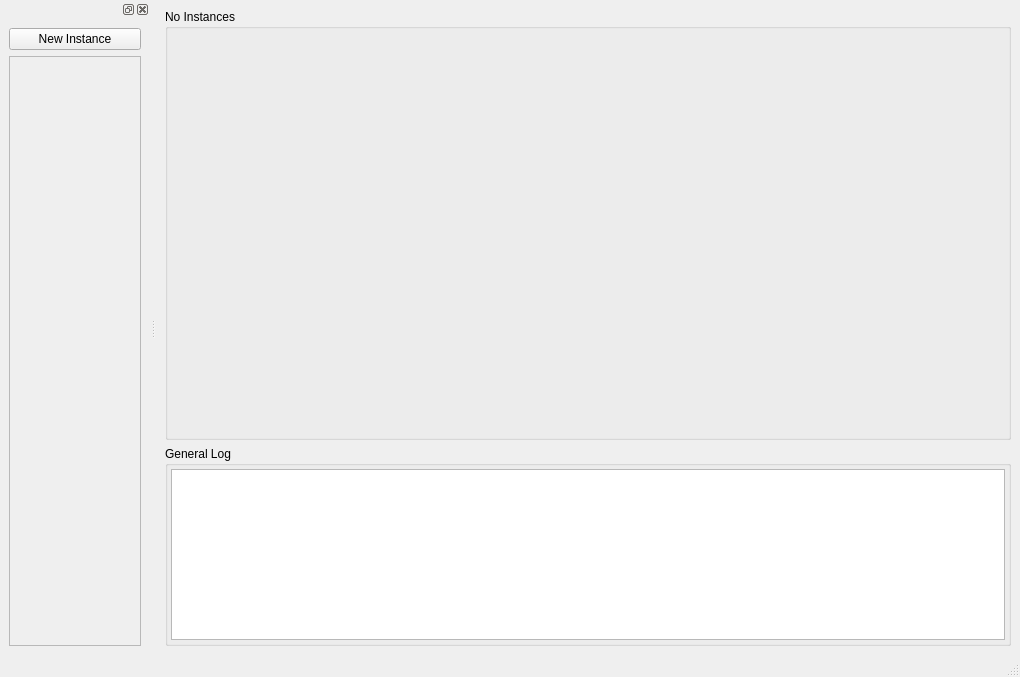
Above: src/gui/ui/mainwindow.ui from smalbadger/social before the change. Below: the same form after it.
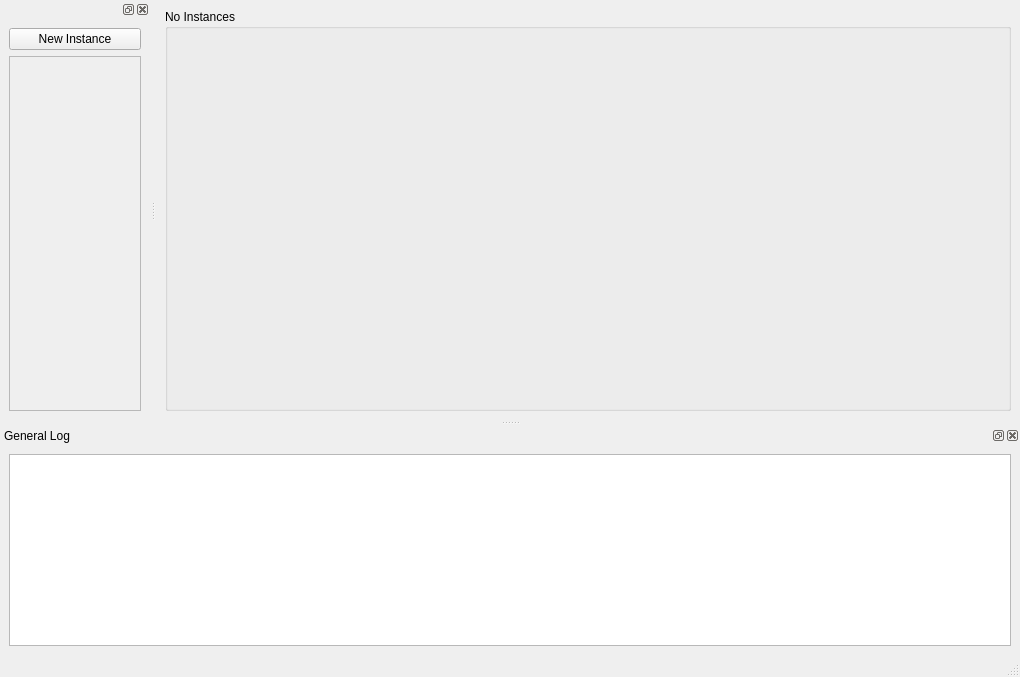
That is the form after the change.

Commit message: Finished client creation and fixed up the GUI a bit.

The edit to the form file:
```diff
--- a/src/gui/ui/mainwindow.ui
+++ b/src/gui/ui/mainwindow.ui
@@ -14,8 +14,8 @@
    <string>MainWindow</string>
   </property>
   <widget class="QWidget" name="centralwidget">
-   <layout class="QGridLayout" name="gridLayout">
-    <item row="0" column="0">
+   <layout class="QVBoxLayout" name="verticalLayout_3">
+    <item>
      <widget class="QGroupBox" name="instanceBox">
       <property name="sizePolicy">
        <sizepolicy hsizetype="Preferred" vsizetype="Expanding">
@@ -26,72 +26,7 @@
       <property name="title">
        <string>No Instances</string>
       </property>
-      <layout class="QGridLayout" name="gridLayout_2">
-       <property name="leftMargin">
-        <number>2</number>
-       </property>
-       <property name="topMargin">
-        <number>2</number>
-       </property>
-       <property name="rightMargin">
-        <number>2</number>
-       </property>
-       <property name="bottomMargin">
-        <number>2</number>
-       </property>
-       <property name="spacing">
-        <number>2</number>
-       </property>
-      </layout>
-     </widget>
-    </item>
-    <item row="1" column="0">
-     <widget class="QGroupBox" name="generalLogBox">
-      <property name="sizePolicy">
-       <sizepolicy hsizetype="Preferred" vsizetype="Preferred">
-        <horstretch>0</horstretch>
-        <verstretch>0</verstretch>
-       </sizepolicy>
-      </property>
-      <property name="maximumSize">
-       <size>
-        <width>16777215</width>
-        <height>200</height>
-       </size>
-      </property>
-      <property name="title">
-       <string>General Log</string>
-      </property>
-      <layout class="QGridLayout" name="gridLayout_3">
-       <property name="leftMargin">
-        <number>3</number>
-       </property>
-       <property name="topMargin">
-        <number>3</number>
-       </property>
-       <property name="rightMargin">
-        <number>3</number>
-       </property>
-       <property name="bottomMargin">
-        <number>3</number>
-       </property>
-       <property name="spacing">
-        <number>2</number>
-       </property>
-       <item row="0" column="0">
-        <widget class="QTextEdit" name="generalLogTextEdit">
-         <property name="maximumSize">
-          <size>
-           <width>16777215</width>
-           <height>16777215</height>
-          </size>
-         </property>
-         <property name="readOnly">
-          <bool>true</bool>
-         </property>
-        </widget>
-       </item>
-      </layout>
+      <layout class="QVBoxLayout" name="verticalLayout_4"/>
      </widget>
     </item>
    </layout>
@@ -137,7 +72,7 @@
           <x>0</x>
           <y>0</y>
           <width>130</width>
-          <height>567</height>
+          <height>337</height>
          </rect>
         </property>
        </widget>
@@ -146,6 +81,34 @@
     </layout>
    </widget>
   </widget>
+  <widget class="QDockWidget" name="dockWidget">
+   <property name="allowedAreas">
+    <set>Qt::BottomDockWidgetArea|Qt::RightDockWidgetArea</set>
+   </property>
+   <property name="windowTitle">
+    <string>General Log</string>
+   </property>
+   <attribute name="dockWidgetArea">
+    <number>8</number>
+   </attribute>
+   <widget class="QWidget" name="dockWidgetContents">
+    <layout class="QVBoxLayout" name="verticalLayout_5">
+     <item>
+      <widget class="QTextEdit" name="generalLogTextEdit_2">
+       <property name="maximumSize">
+        <size>
+         <width>16777215</width>
+         <height>16777215</height>
+        </size>
+       </property>
+       <property name="readOnly">
+        <bool>true</bool>
+       </property>
+      </widget>
+     </item>
+    </layout>
+   </widget>
+  </widget>
   <action name="actionModify_credentials">
    <property name="text">
     <string>Modify credentials...</string>
```
The commit also changes 4 other files.
